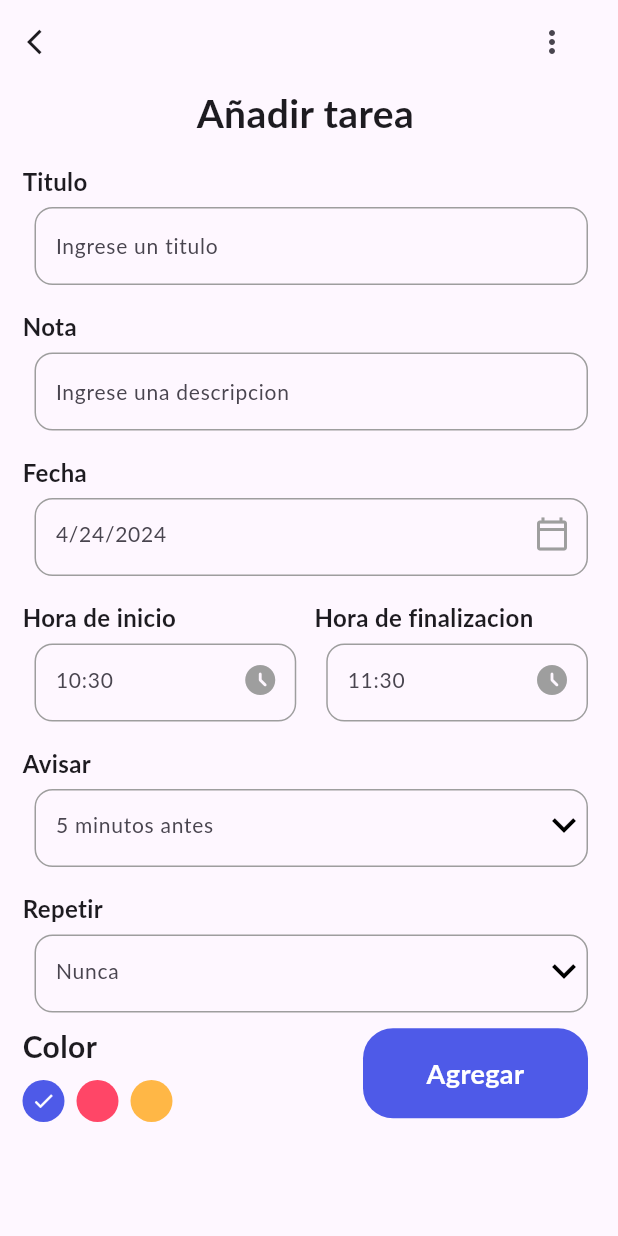
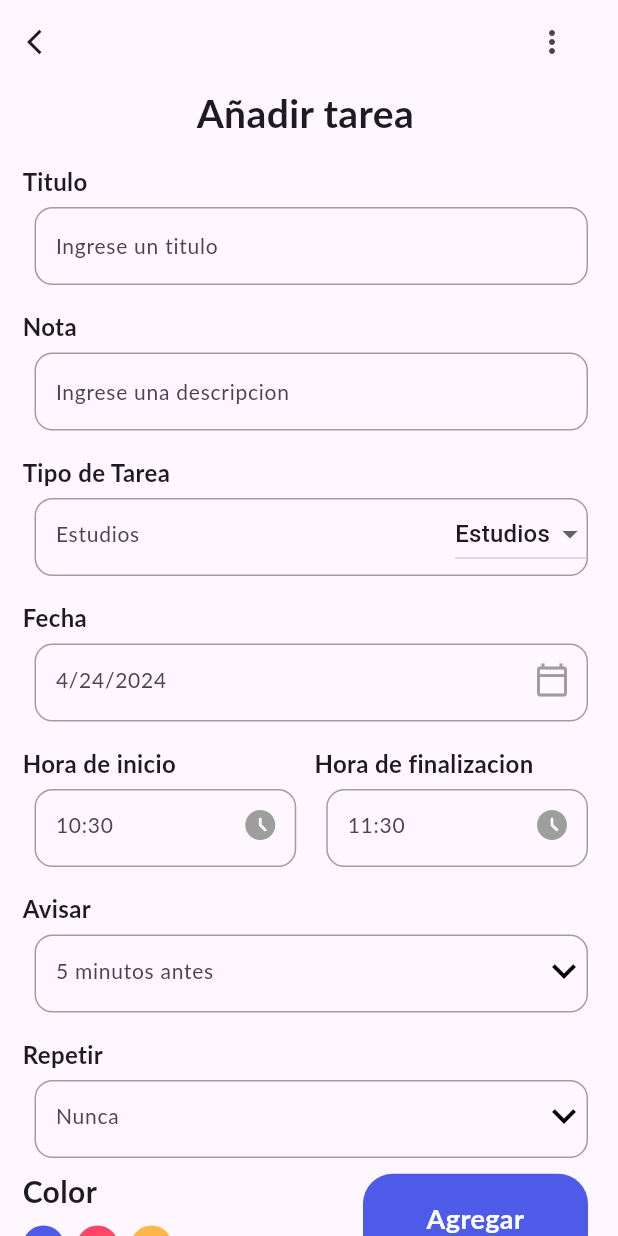
Before and after one commit to Elerij777/Calendario-Flutter, a Flutter app: the screen it shows after launch, after a tap on "+ Agregar Tarea", on a phone screen of 412 x 824 dp. Run offline on Flutter 3.47's test engine with Material 3 defaults, Android fonts, the phone set to English and light mode, and no system bars; our stand-ins replace date_picker_timeline, flutter_local_notifications, flutter_staggered_animations, get, get_storage, sqflite and 1 more; accounts and stored records are empty; Roboto replaces fonts that are missing (Lato).

Commit message:
Agregado de campos TipoTarea, ventana estadistica, y logica para cambiar calendario

```diff
--- a/notification_app/lib/db/db_helper.dart
+++ b/notification_app/lib/db/db_helper.dart
@@ -19,7 +19,7 @@ class DBHelper {
           return db.execute(
             "CREATE TABLE $_tableName("
             "id INTEGER PRIMARY KEY AUTOINCREMENT,"
-            "title STRING, note TEXT, date STRING,"
+            "title STRING, note TEXT, tipo STRING, date STRING,"
             "startTime STRING, endTime STRING,"
             "remind INTEGER, repeat STRING,"
             "color INTEGER,"
--- a/notification_app/lib/models/task.dart
+++ b/notification_app/lib/models/task.dart
@@ -2,6 +2,7 @@ class Task {
   int? id;
   String? title;
   String? note;
+  String? tipo;
   int? isCompleted;
   String? date;
   String? starTime;
@@ -13,18 +14,21 @@ class Task {
       {this.id,
       this.title,
       this.note,
+      this.tipo,
       this.isCompleted,
       this.date,
       this.starTime,
       this.endTime,
       this.color,
       this.reminder,
-      this.repeat});
+      this.repeat,
+      });
 
   Task.fromJson(Map<String, dynamic> json) {
     id = json['id'];
     title = json['title'];
     note = json['note'];
+    tipo = json['tipo'];
     isCompleted = json['isCompleted'];
     date  = json['date'];
     starTime = json['startTime'];
@@ -39,6 +43,7 @@ class Task {
     data['id']=this.id;
     data['title']=this.title;
     data['note']=this.note;
+    data['tipo']=this.tipo;
     data['isCompleted']=this.isCompleted;
     data['date']=this.date;
     data['startTime']=this.starTime;
--- a/notification_app/lib/ui/home_page.dart
+++ b/notification_app/lib/ui/home_page.dart
@@ -8,6 +8,7 @@ import 'package:notification_app/models/task.dart';
 import 'package:notification_app/ui/services/notification_services.dart';
 import 'package:notification_app/ui/services/theme_services.dart';
 import 'package:notification_app/ui/theme.dart';
+import 'package:notification_app/ui/widgets/Estadistics.dart';
 import 'package:notification_app/ui/widgets/add_task_bar.dart';
 import 'package:notification_app/ui/widgets/custome_buttom.dart';
 import 'package:notification_app/ui/widgets/tasttile.dart';
@@ -24,6 +25,7 @@ class HomePage extends StatefulWidget {
 }
 
 class _HomePageState extends State<HomePage> {
+  bool showExtendedCalendar = true;
   final _taskController = Get.put(TaskControllers());
   late final NotifyHelper notifyHelper;
   DateTime _selectedDate = DateTime.now();
@@ -96,27 +98,8 @@ class _HomePageState extends State<HomePage> {
             ],
           ),
 
-//2 calendario extenso
-          Localizations.override(
-            context: context,
-            locale: const Locale('es'),
-            child: Builder(
-              builder: (context) {
-                return CalendarDatePicker(
-                  initialDate: DateTime.now(),
-                  firstDate: DateTime(1900),
-                  lastDate: DateTime(2100),
-                  onDateChanged: (value) {
-                    _selectedDate = value;
-                    _taskController.getTasks();
-                  },
-                );
-              },
-            ),
-          ),
-
+          _buildCalendar(),
           _addTaskBar(),
-          _addDateBar(),
           SizedBox(
             height: 10,
           ),
@@ -437,10 +420,15 @@ class _HomePageState extends State<HomePage> {
             );
             break;
           case 2:
-            // Lógica para otra tarea
+            Navigator.push(
+              context,
+              MaterialPageRoute(builder: (context) => EstadisticaScreen()),
+            );
             break;
           case 3:
-            // Lógica para otra tarea más
+          setState(() {
+        showExtendedCalendar = !showExtendedCalendar;
+      });
             break;
           default:
         }
@@ -467,4 +455,41 @@ class _HomePageState extends State<HomePage> {
       return "¡Buenas noches!";
     }
   }
+
+Widget _buildExtendedCalendar() {
+    return Localizations.override(
+            context: context,
+            locale: const Locale('es'),
+            child: Builder(
+              builder: (context) {
+                return CalendarDatePicker(
+                  initialDate: DateTime.now(),
+                  firstDate: DateTime(1900),
+                  lastDate: DateTime(2100),
+                  onDateChanged: (value) {
+                    _selectedDate = value;
+                    _taskController.getTasks();
+                  },
+                );
+              },
+            ),
+          );
+  }
+
+
+  Widget _buildSmallCalendar() {
+    return _addDateBar();
+  }
+
+Widget _buildCalendar() {
+  if (showExtendedCalendar) {
+    return _buildExtendedCalendar();
+  } else {
+    return _buildSmallCalendar();
+  }
 }
+
+
+
+
+}
--- a/notification_app/lib/ui/widgets/add_task_bar.dart
+++ b/notification_app/lib/ui/widgets/add_task_bar.dart
@@ -18,6 +18,7 @@ class _AddTaskPageState extends State<AddTaskPage> {
   final TaskControllers _taskController = Get.put(TaskControllers());
   final TextEditingController _titleController = TextEditingController();
   final TextEditingController _noteControlles = TextEditingController();
+  String _selectedType = 'Estudios';
   DateTime _selectedDate = DateTime.now();
   // Configura el tiempo actual y agrega una hora para el tiempo de finalización predeterminado
   String _endTime = DateFormat("HH:mm").format(
@@ -62,6 +63,26 @@ class _AddTaskPageState extends State<AddTaskPage> {
                 hint: "Ingrese una descripcion",
                 controller: _noteControlles,
               ),
+              //Tipo
+              MyInputField(
+  title: "Tipo de Tarea",
+  hint: _selectedType,
+  widget: DropdownButton<String>(
+    value: _selectedType,
+    onChanged: (String? newValue) {
+      setState(() {
+        _selectedType = newValue ?? _selectedType;
+      });
+    },
+    items: <String>['Estudios', 'Trabajo', 'Salud', 'Personal']
+        .map<DropdownMenuItem<String>>((String value) {
+      return DropdownMenuItem<String>(
+        value: value,
+        child: Text(value),
+      );
+    }).toList(),
+  ),
+),
               //fecha
               MyInputField(
                 title: "Fecha",
@@ -272,6 +293,7 @@ class _AddTaskPageState extends State<AddTaskPage> {
       task: Task(
         title: _titleController.text,
         note: _noteControlles.text,
+        tipo: _selectedType,
         date: DateFormat.yMd().format(_selectedDate),
         starTime: _starTime,
         endTime: _endTime,
@@ -436,6 +458,7 @@ class _AddTaskPageState extends State<AddTaskPage> {
     }
   }
 
+
   Future<TimeOfDay?> _showTimePicker() {
     return showTimePicker(
       context: context,
--- a/notification_app/lib/ui/widgets/tasttile.dart
+++ b/notification_app/lib/ui/widgets/tasttile.dart
@@ -78,7 +78,7 @@ class TaskTile extends StatelessWidget {
           RotatedBox(
             quarterTurns: 3,
             child: Text(
-              task!.isCompleted == 1 ? "COMPLETED" : "TODO",
+              task!.isCompleted == 1 ? "COMPLETADA" : "INCOMPLETA",
               style: TextStyle(
                 fontSize: 10,
                 fontWeight: FontWeight.bold,
```
Also changed, not shown: notification_app/lib/ui/widgets/Estadistics.dart (added, +42 -0 lines).
